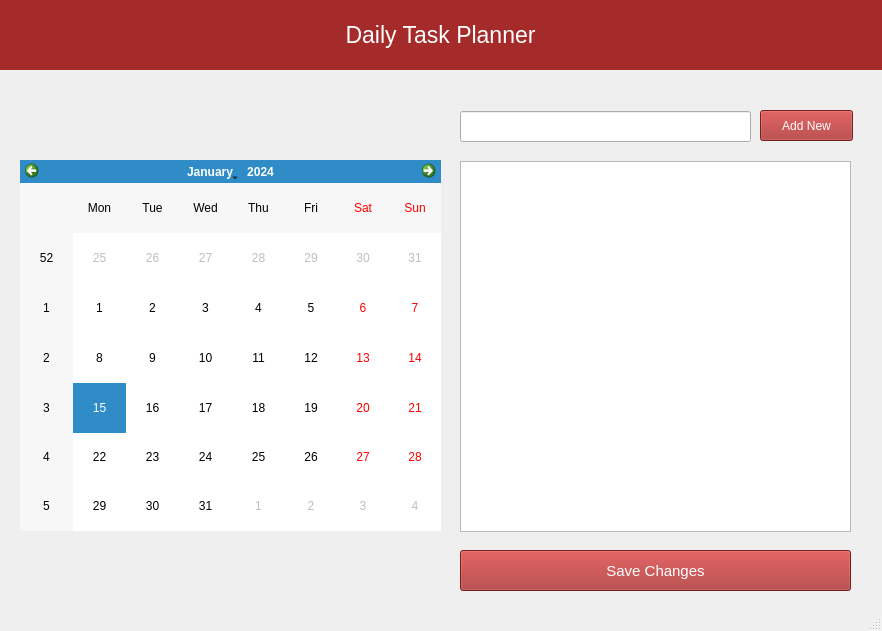
chivicoko/plannr, file main.ui: the form before one commit.
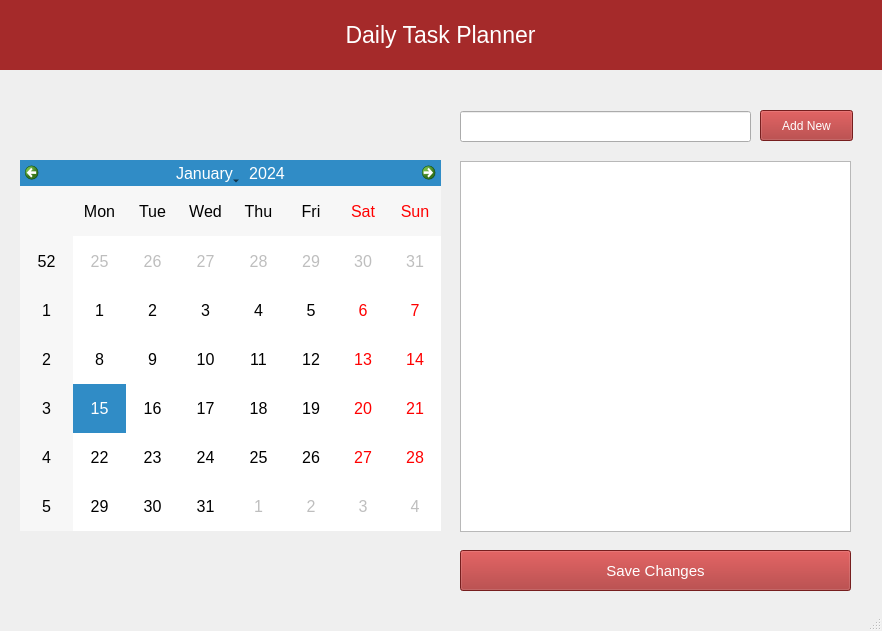
The form after the commit.

Commit message: add calendar function

Diff of the .ui file:
```diff
--- a/main.ui
+++ b/main.ui
@@ -23,6 +23,9 @@
       <height>371</height>
      </rect>
     </property>
+    <property name="styleSheet">
+     <string notr="true">font:12pt</string>
+    </property>
    </widget>
    <widget class="QListWidget" name="listWidget">
     <property name="geometry">
```
The commit also changes 1 other file.
